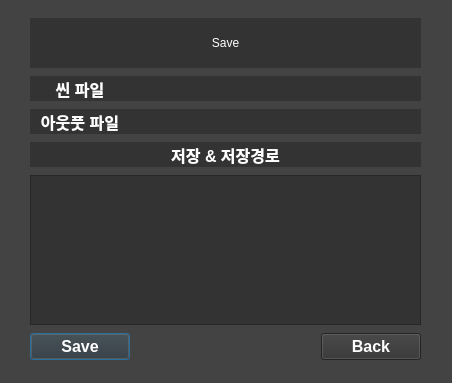
The window that python/PizzaMaya_ah/ui/UI_design/Save.ui (KKW0/pizza_api) describes before a commit, drawn with Qt 5.
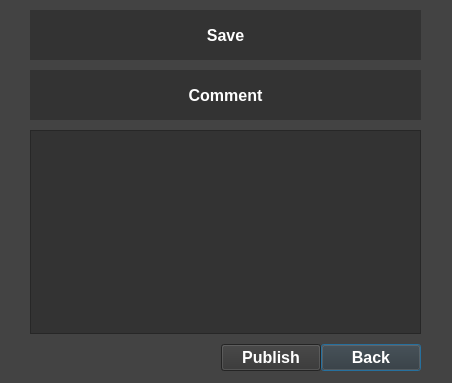
The same window after the commit.

Patch:
```diff
--- a/python/PizzaMaya_ah/ui/UI_design/Save.ui
+++ b/python/PizzaMaya_ah/ui/UI_design/Save.ui
@@ -26,51 +26,13 @@
     </rect>
    </property>
    <layout class="QGridLayout" name="gridLayout">
-    <property name="spacing">
+    <property name="horizontalSpacing">
      <number>0</number>
     </property>
-    <item row="5" column="2">
-     <widget class="QPushButton" name="Final_Save_Button">
-      <property name="maximumSize">
-       <size>
-        <width>100</width>
-        <height>16777215</height>
-       </size>
-      </property>
-      <property name="font">
-       <font>
-        <pointsize>12</pointsize>
-        <weight>75</weight>
-        <bold>true</bold>
-       </font>
-      </property>
-      <property name="styleSheet">
-       <string notr="true">background-color: rgb(51, 51, 51);
-color: white;</string>
-      </property>
-      <property name="text">
-       <string>Save</string>
-      </property>
-     </widget>
-    </item>
-    <item row="1" column="3" colspan="2">
-     <widget class="QLabel" name="Sin_File_Path_2">
-      <property name="maximumSize">
-       <size>
-        <width>16777215</width>
-        <height>25</height>
-       </size>
-      </property>
-      <property name="styleSheet">
-       <string notr="true">background-color: rgb(51, 51, 51);
-color: white;</string>
-      </property>
-      <property name="text">
-       <string/>
-      </property>
-     </widget>
-    </item>
-    <item row="5" column="0">
+    <property name="verticalSpacing">
+     <number>10</number>
+    </property>
+    <item row="3" column="0">
      <widget class="QLabel" name="Sin_File_Path_4">
       <property name="maximumSize">
        <size>
@@ -86,110 +48,7 @@
       </property>
      </widget>
     </item>
-    <item row="1" column="2">
-     <widget class="QLabel" name="Sin_File_2">
-      <property name="maximumSize">
-       <size>
-        <width>100</width>
-        <height>25</height>
-       </size>
-      </property>
-      <property name="font">
-       <font>
-        <pointsize>12</pointsize>
-        <weight>75</weight>
-        <bold>true</bold>
-       </font>
-      </property>
-      <property name="styleSheet">
-       <string notr="true">background-color: rgb(51, 51, 51);
-color: white;</string>
-      </property>
-      <property name="text">
-       <string>씬 파일</string>
-      </property>
-      <property name="alignment">
-       <set>Qt::AlignCenter</set>
-      </property>
-     </widget>
-    </item>
-    <item row="0" column="2" colspan="3">
-     <widget class="QLabel" name="Sin_File_Path_3">
-      <property name="minimumSize">
-       <size>
-        <width>0</width>
-        <height>50</height>
-       </size>
-      </property>
-      <property name="maximumSize">
-       <size>
-        <width>16777215</width>
-        <height>50</height>
-       </size>
-      </property>
-      <property name="styleSheet">
-       <string notr="true">background-color: rgb(51, 51, 51);
-color: white;</string>
-      </property>
-      <property name="text">
-       <string>Save</string>
-      </property>
-      <property name="alignment">
-       <set>Qt::AlignCenter</set>
-      </property>
-     </widget>
-    </item>
-    <item row="2" column="3" colspan="2">
-     <widget class="QLabel" name="OutPut_File_Path_2">
-      <property name="maximumSize">
-       <size>
-        <width>16777215</width>
-        <height>25</height>
-       </size>
-      </property>
-      <property name="styleSheet">
-       <string notr="true">background-color: rgb(51, 51, 51);
-color: white;</string>
-      </property>
-      <property name="text">
-       <string/>
-      </property>
-     </widget>
-    </item>
-    <item row="4" column="2" colspan="3">
-     <widget class="QPlainTextEdit" name="Save_Path_View_2">
-      <property name="maximumSize">
-       <size>
-        <width>16777215</width>
-        <height>150</height>
-       </size>
-      </property>
-      <property name="styleSheet">
-       <string notr="true">background-color: rgb(51, 51, 51);
-color: white;</string>
-      </property>
-      <property name="tabStopWidth">
-       <number>80</number>
-      </property>
-     </widget>
-    </item>
-    <item row="5" column="5">
-     <widget class="QLabel" name="Sin_File_Path_5">
-      <property name="maximumSize">
-       <size>
-        <width>30</width>
-        <height>25</height>
-       </size>
-      </property>
-      <property name="styleSheet">
-       <string notr="true"/>
-      </property>
-      <property name="text">
-       <string/>
-      </property>
-     </widget>
-    </item>
-    <item row="5" column="4">
+    <item row="3" column="3">
      <widget class="QPushButton" name="Back_Button">
       <property name="maximumSize">
        <size>
@@ -213,12 +72,58 @@
       </property>
      </widget>
     </item>
-    <item row="3" column="2" colspan="3">
+    <item row="3" column="2">
+     <widget class="QPushButton" name="Final_Save_Button">
+      <property name="maximumSize">
+       <size>
+        <width>100</width>
+        <height>16777215</height>
+       </size>
+      </property>
+      <property name="font">
+       <font>
+        <pointsize>12</pointsize>
+        <weight>75</weight>
+        <bold>true</bold>
+       </font>
+      </property>
+      <property name="styleSheet">
+       <string notr="true">background-color: rgb(51, 51, 51);
+color: white;</string>
+      </property>
+      <property name="text">
+       <string>Publish</string>
+      </property>
+     </widget>
+    </item>
+    <item row="3" column="4">
+     <widget class="QLabel" name="Sin_File_Path_5">
+      <property name="maximumSize">
+       <size>
+        <width>30</width>
+        <height>25</height>
+       </size>
+      </property>
+      <property name="styleSheet">
+       <string notr="true"/>
+      </property>
+      <property name="text">
+       <string/>
+      </property>
+     </widget>
+    </item>
+    <item row="1" column="1" colspan="3">
      <widget class="QLabel" name="Save_Path_2">
+      <property name="minimumSize">
+       <size>
+        <width>150</width>
+        <height>50</height>
+       </size>
+      </property>
       <property name="maximumSize">
        <size>
         <width>16777215</width>
-        <height>25</height>
+        <height>16777215</height>
        </size>
       </property>
       <property name="font">
@@ -233,19 +138,48 @@
 color: white;</string>
       </property>
       <property name="text">
-       <string>저장 &amp; 저장경로</string>
+       <string>Comment</string>
       </property>
       <property name="alignment">
        <set>Qt::AlignCenter</set>
       </property>
      </widget>
     </item>
-    <item row="2" column="2">
-     <widget class="QLabel" name="OutPut_File_2">
+    <item row="2" column="1" colspan="3">
+     <widget class="QPlainTextEdit" name="Save_Path_View_2">
+      <property name="minimumSize">
+       <size>
+        <width>150</width>
+        <height>100</height>
+       </size>
+      </property>
       <property name="maximumSize">
        <size>
-        <width>100</width>
-        <height>25</height>
+        <width>16777215</width>
+        <height>16777215</height>
+       </size>
+      </property>
+      <property name="styleSheet">
+       <string notr="true">background-color: rgb(51, 51, 51);
+color: white;</string>
+      </property>
+      <property name="tabStopWidth">
+       <number>80</number>
+      </property>
+     </widget>
+    </item>
+    <item row="0" column="1" colspan="3">
+     <widget class="QLabel" name="Sin_File_Path_3">
+      <property name="minimumSize">
+       <size>
+        <width>150</width>
+        <height>50</height>
+       </size>
+      </property>
+      <property name="maximumSize">
+       <size>
+        <width>16777215</width>
+        <height>16777215</height>
        </size>
       </property>
       <property name="font">
@@ -260,7 +194,7 @@
 color: white;</string>
       </property>
       <property name="text">
-       <string>아웃풋 파일</string>
+       <string>Save</string>
       </property>
       <property name="alignment">
        <set>Qt::AlignCenter</set>
```
